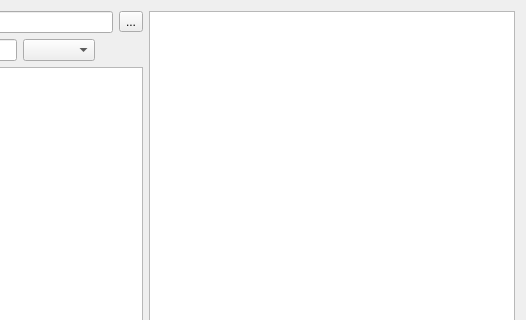
This is tweezers.ui in asterix24/Tweezers as Qt 5 draws it before an edit; both pictures show x 234 to 760 and y 0 to 320 of the 760 by 479 pixel window. The edited form follows.
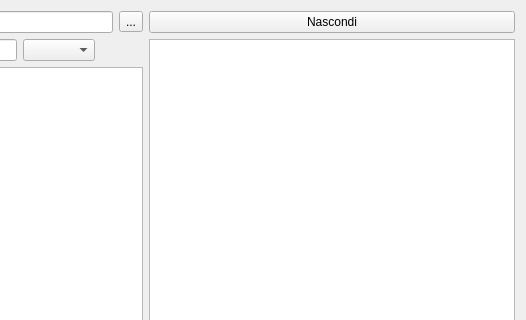
This is the edited form.

Commit message: Reformat. Add button and signals to manage it.

The edit to the form file:
```diff
--- a/tweezers.ui
+++ b/tweezers.ui
@@ -146,7 +146,14 @@
      </layout>
     </item>
     <item row="1" column="3">
-     <layout class="QVBoxLayout" name="verticalLayout">
+     <layout class="QVBoxLayout" name="infoLayout">
+      <item>
+       <widget class="QPushButton" name="hideFileInfo">
+        <property name="text">
+         <string>Nascondi</string>
+        </property>
+       </widget>
+      </item>
       <item>
        <widget class="QTextEdit" name="fileInfo">
         <property name="readOnly">
```
The commit also changes 2 other files.
